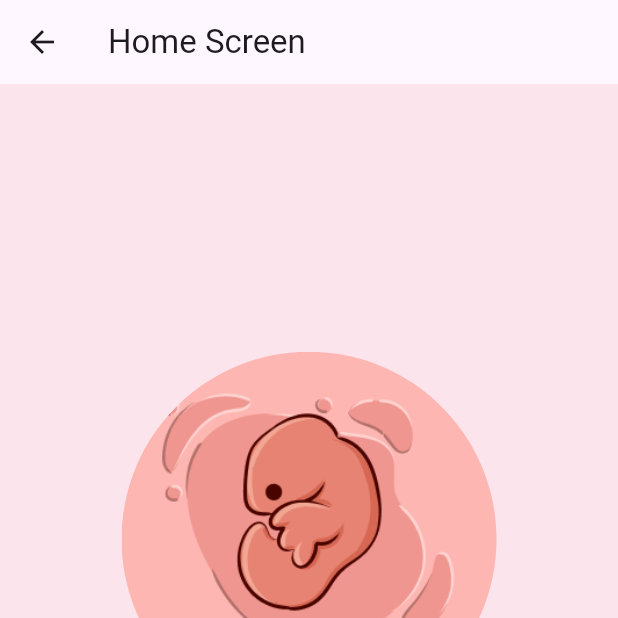
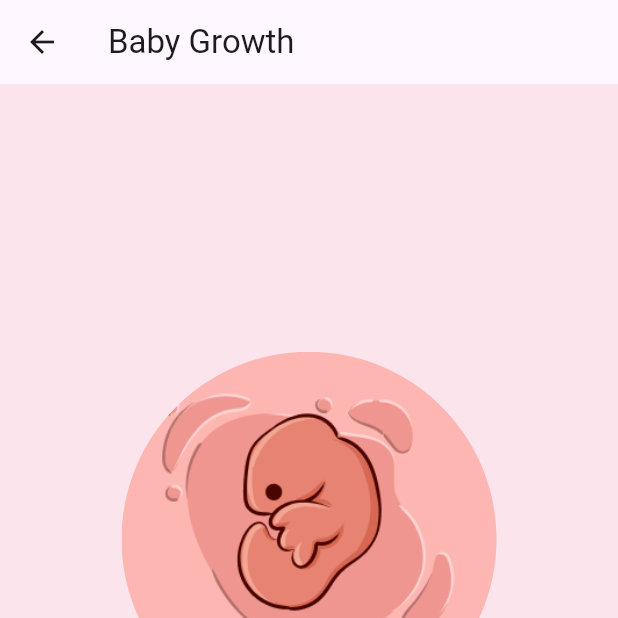
Before and after one commit to ShaikMoosa/Halima, a Flutter app: the screen it shows after launch, after a tap on "Next", on a phone screen of 412 x 824 dp, the top half of it. Run offline on Flutter 3.47's test engine with Material 3 defaults, Android fonts, the phone set to English and light mode, and no system bars; Roboto replaces fonts that are missing (Arial).

Commit message:
baby name from the input feild if not provided it will show baby

```diff
--- a/lib/home_screen.dart
+++ b/lib/home_screen.dart
@@ -10,15 +10,18 @@ class HomeScreen extends StatefulWidget {
   HomeScreenState createState() => HomeScreenState();
 }
 
-class HomeScreenState extends State<HomeScreen> { // Changed class name to public
+class HomeScreenState extends State<HomeScreen> {
   late PageController _pageController;
   int initialPageIndex = 0;
+  String babyName = 'Baby Growth'; // Default title
 
   @override
   void didChangeDependencies() {
     super.didChangeDependencies();
     final weeksData = Provider.of<WeekProvider>(context, listen: false).weeksData;
-    final int selectedWeek = ModalRoute.of(context)?.settings.arguments as int? ?? 1;
+    final Map<String, dynamic> args = ModalRoute.of(context)?.settings.arguments as Map<String, dynamic>? ?? {};
+    final int selectedWeek = args['week'] ?? 1;
+    babyName = args['babyName'] ?? 'Baby Growth';
 
     // Check if weeksData is not empty before using it
     if (weeksData.isEmpty) {
@@ -66,7 +69,7 @@ class HomeScreenState extends State<HomeScreen> { // Changed class name to publi
 
     return Scaffold(
       appBar: AppBar(
-        title: const Text('Home Screen'),
+        title: Text(babyName), // Display baby name or default title
       ),
       body: weeksData.isEmpty
           ? const Center(
--- a/lib/user_input_screen.dart
+++ b/lib/user_input_screen.dart
@@ -33,10 +33,19 @@ class UserInputScreenState extends State<UserInputScreen> {
             const SizedBox(height: 20),
             ElevatedButton(
               onPressed: () {
-                // Navigate to HomeScreen with the selected week as an argument
+                // Navigate to HomeScreen with the selected week and baby name as arguments
                 Provider.of<WeekProvider>(context, listen: false)
                     .selectWeekByWeek(selectedWeek);
-                Navigator.pushNamed(context, '/home', arguments: selectedWeek);
+                Navigator.pushNamed(
+                  context,
+                  '/home',
+                  arguments: {
+                    'week': selectedWeek,
+                    'babyName': nicknameController.text.trim().isNotEmpty
+                        ? nicknameController.text.trim()
+                        : null, // Pass null if no name is provided
+                  },
+                );
               },
               child: const Text('Next'),
             ),
```
